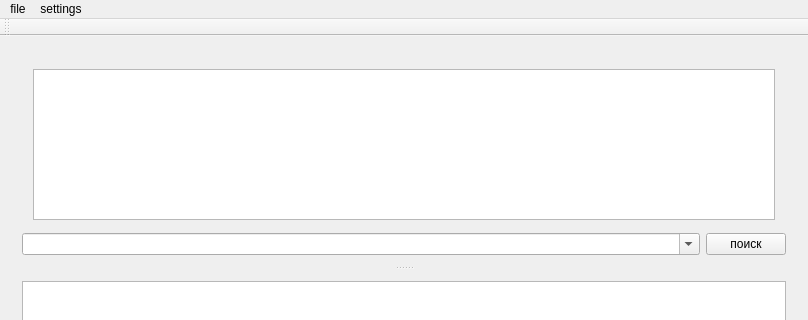
Before: the Qt Designer form mainwindow.ui in ionson100/bsrlog, drawn with Qt 5; both pictures show x 0 to 808 and y 0 to 320 of the 808 by 483 pixel window.
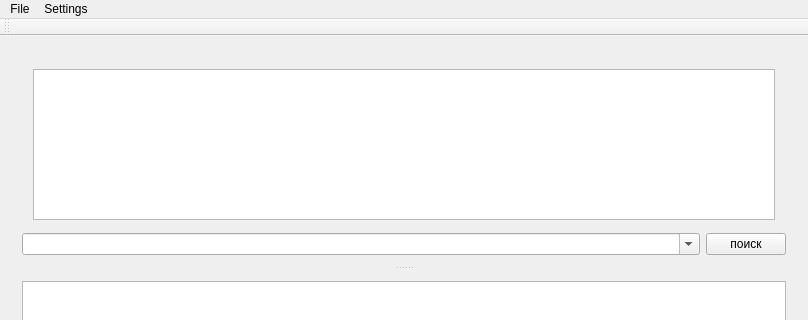
After: the same form once the commit is applied.

Patch:
```diff
--- a/mainwindow.ui
+++ b/mainwindow.ui
@@ -97,7 +97,7 @@
    </property>
    <widget class="QMenu" name="menusettings">
     <property name="title">
-     <string>file</string>
+     <string>File</string>
     </property>
     <addaction name="separator"/>
     <addaction name="actionopen"/>
@@ -105,7 +105,7 @@
    </widget>
    <widget class="QMenu" name="menusettings_2">
     <property name="title">
-     <string>settings</string>
+     <string>Settings</string>
     </property>
    </widget>
    <addaction name="menusettings"/>
```
Left out of the diff: 6 changed lines with no effect on the pictures.
